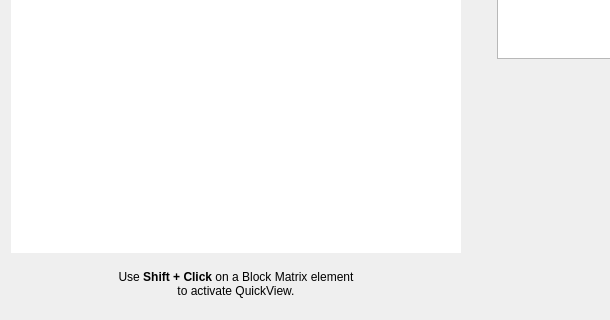
Above: shapeout2/gui/quick_view/qv_main.ui from ZELLMECHANIK-DRESDEN/ShapeOut2 before the change; both pictures show x 0 to 610 and y 426 to 746 of the 1429 by 746 pixel window. Below: the same form after it.
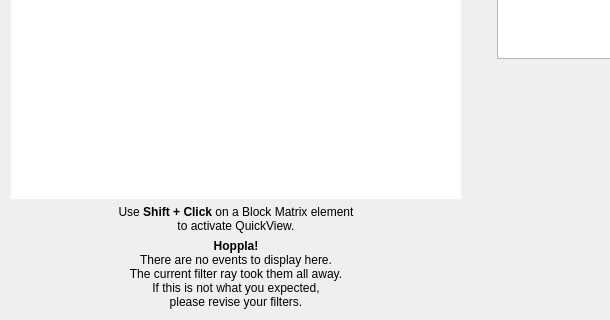
That is the form after the change. Icons and pictures are not drawn. Custom widgets are drawn as their Qt base class.

Commit message: fix: correct event browsing and handling of empty datasets in Quick View

Patch:
```diff
--- a/shapeout2/gui/quick_view/qv_main.ui
+++ b/shapeout2/gui/quick_view/qv_main.ui
@@ -22,7 +22,7 @@
      <item>
       <widget class="QuickViewScatterWidget" name="widget_scatter" native="true">
        <property name="sizePolicy">
-        <sizepolicy hsizetype="Expanding" vsizetype="Preferred">
+        <sizepolicy hsizetype="Expanding" vsizetype="Expanding">
          <horstretch>0</horstretch>
          <verstretch>0</verstretch>
         </sizepolicy>
@@ -57,6 +57,25 @@
        </property>
       </widget>
      </item>
+     <item>
+      <widget class="QLabel" name="label_noevents">
+       <property name="sizePolicy">
+        <sizepolicy hsizetype="Preferred" vsizetype="Preferred">
+         <horstretch>0</horstretch>
+         <verstretch>0</verstretch>
+        </sizepolicy>
+       </property>
+       <property name="minimumSize">
+        <size>
+         <width>450</width>
+         <height>0</height>
+        </size>
+       </property>
+       <property name="text">
+        <string>&lt;html&gt;&lt;head/&gt;&lt;body&gt;&lt;p align=&quot;center&quot;&gt;&lt;span style=&quot; font-weight:600;&quot;&gt;Hoppla!&lt;br/&gt;&lt;/span&gt;There are no events to display here.&lt;br/&gt;The current filter ray took them all away.&lt;br/&gt;If this is not what you expected,&lt;br/&gt;please revise your filters.&lt;/p&gt;&lt;/body&gt;&lt;/html&gt;</string>
+       </property>
+      </widget>
+     </item>
     </layout>
    </item>
    <item>
```
The commit also changes 4 other files.
